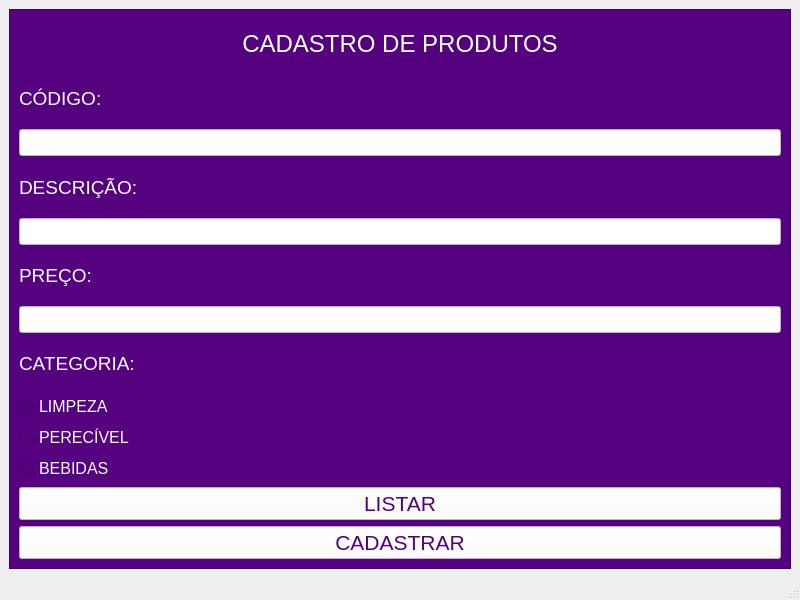
Qt form Activity/FormularioDeCadastro/cadastro_produtos.ui (ArthurBrumX/Software_Factory) before a commit.
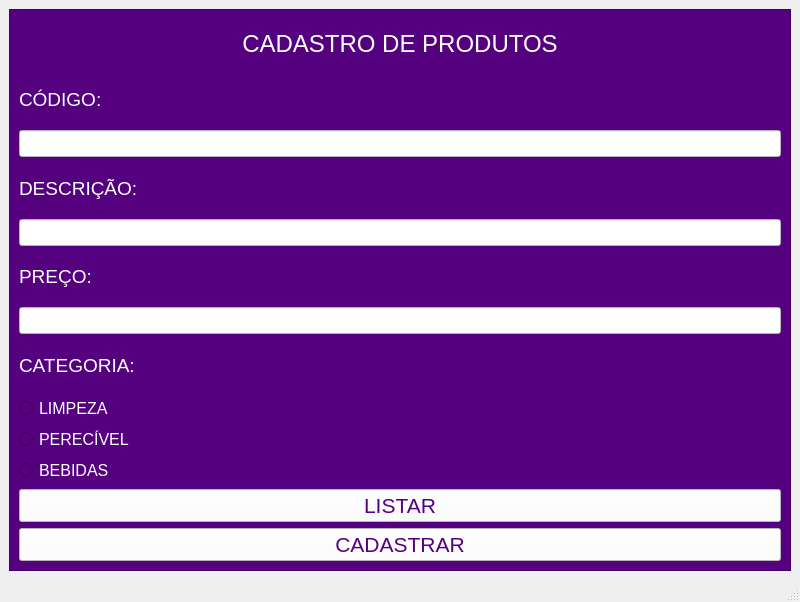
The same form after that commit.

What changed in the file:
```diff
--- a/Activity/FormularioDeCadastro/cadastro_produtos.ui
+++ b/Activity/FormularioDeCadastro/cadastro_produtos.ui
@@ -7,7 +7,7 @@
     <x>0</x>
     <y>0</y>
     <width>800</width>
-    <height>600</height>
+    <height>602</height>
    </rect>
   </property>
   <property name="windowTitle">
```
